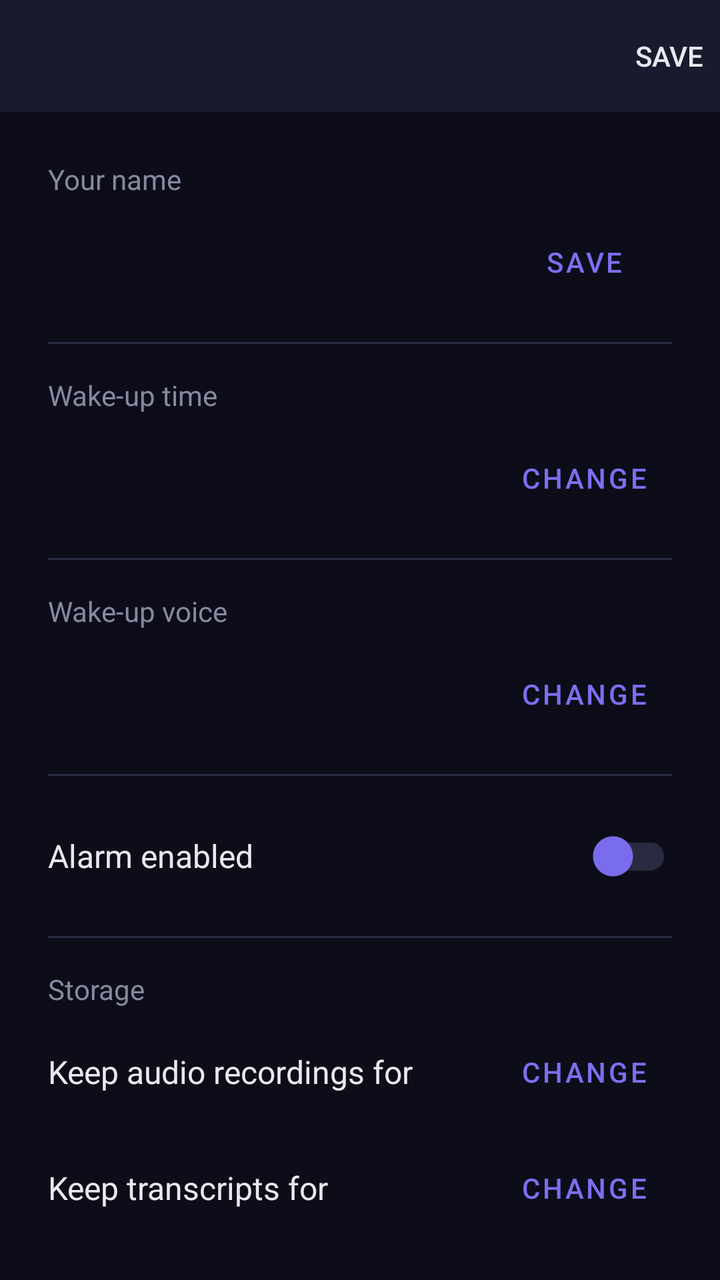
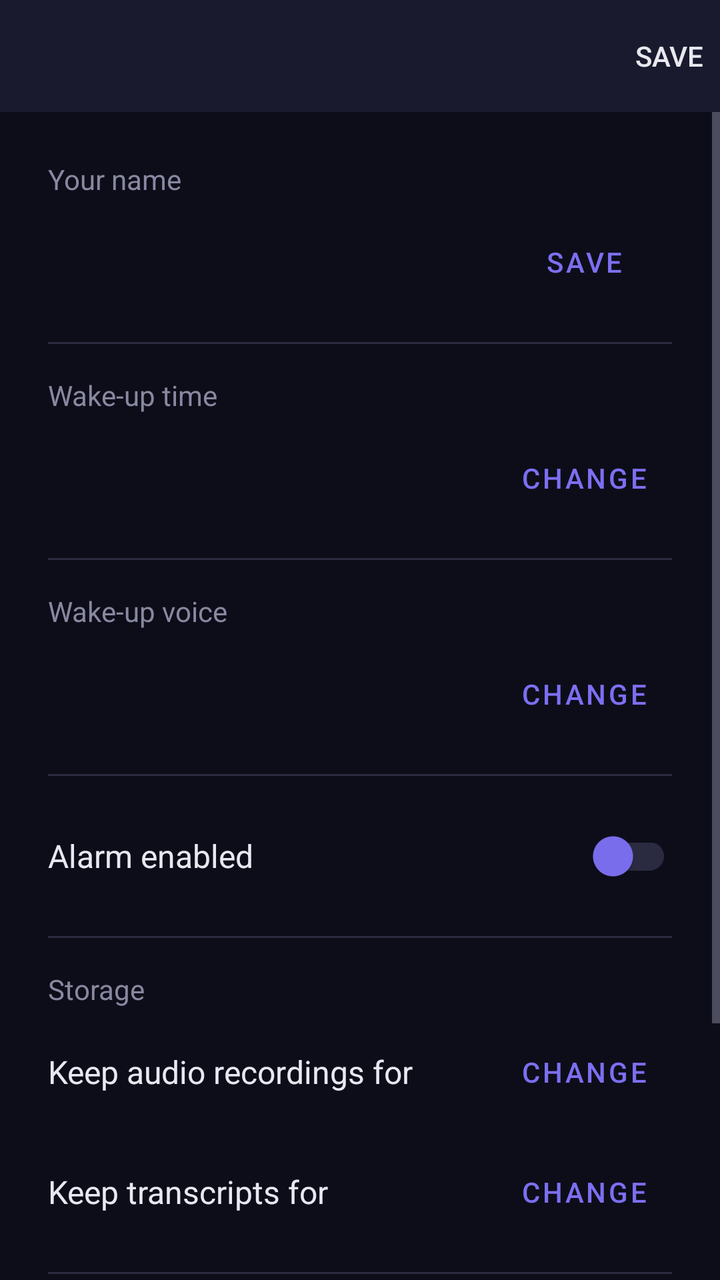

Two renders of the same Android screen: before a commit and after it. Below are the layout's source before the change and the commit's diff.
<!-- AndroidManifest.xml: application theme Theme.Remnant -->
<!-- res/layout/activity_settings.xml -->
<?xml version="1.0" encoding="utf-8"?>
<LinearLayout
    xmlns:android="http://schemas.android.com/apk/res/android"
    xmlns:app="http://schemas.android.com/apk/res-auto"
    android:layout_width="match_parent"
    android:layout_height="match_parent"
    android:orientation="vertical"
    android:background="@color/background">

    <com.google.android.material.appbar.MaterialToolbar
        android:id="@+id/toolbar"
        android:layout_width="match_parent"
        android:layout_height="?attr/actionBarSize"
        android:background="@color/surface"
        app:titleTextColor="@color/white"
        app:navigationIconTint="@color/white"
        app:menu="@menu/menu_settings" />

    <LinearLayout
        android:layout_width="match_parent"
        android:layout_height="wrap_content"
        android:orientation="vertical"
        android:padding="24dp">

        
        <TextView
            android:layout_width="wrap_content"
            android:layout_height="wrap_content"
            android:text="Your name"
            android:textSize="14sp"
            android:textColor="@color/text_secondary" />

        <LinearLayout
            android:layout_width="match_parent"
            android:layout_height="wrap_content"
            android:orientation="horizontal"
            android:gravity="center_vertical"
            android:layout_marginTop="8dp">

            <EditText
                android:id="@+id/editName"
                android:layout_width="0dp"
                android:layout_height="wrap_content"
                android:layout_weight="1"
                android:textSize="18sp"
                android:textColor="@color/text_primary"
                android:inputType="textPersonName"
                android:background="@null"
                android:padding="8dp" />

            <com.google.android.material.button.MaterialButton
                android:id="@+id/btnSaveName"
                android:layout_width="wrap_content"
                android:layout_height="wrap_content"
                android:text="Save"
                style="@style/Widget.MaterialComponents.Button.TextButton"
                android:textColor="@color/accent" />

        </LinearLayout>

        <View
            android:layout_width="match_parent"
            android:layout_height="1dp"
            android:background="@color/divider"
            android:layout_marginTop="16dp"
            android:layout_marginBottom="16dp" />

        
        <TextView
            android:layout_width="wrap_content"
            android:layout_height="wrap_content"
            android:text="Wake-up time"
            android:textSize="14sp"
            android:textColor="@color/text_secondary" />

        <LinearLayout
            android:layout_width="match_parent"
            android:layout_height="wrap_content"
            android:orientation="horizontal"
            android:gravity="center_vertical"
            android:layout_marginTop="8dp">

            <TextView
                android:id="@+id/textCurrentTime"
                android:layout_width="0dp"
                android:layout_height="wrap_content"
                android:layout_weight="1"
                android:textSize="24sp"
                android:textColor="@color/text_primary" />

            <com.google.android.material.button.MaterialButton
                android:id="@+id/btnChangeTime"
                android:layout_width="wrap_content"
                android:layout_height="wrap_content"
                android:text="Change"
                style="@style/Widget.MaterialComponents.Button.TextButton"
                android:textColor="@color/accent" />

        </LinearLayout>

        <View
            android:layout_width="match_parent"
            android:layout_height="1dp"
            android:background="@color/divider"
            android:layout_marginTop="16dp"
            android:layout_marginBottom="16dp" />

        
        <TextView
            android:layout_width="wrap_content"
            android:layout_height="wrap_content"
            android:text="Wake-up voice"
            android:textSize="14sp"
            android:textColor="@color/text_secondary" />

        <LinearLayout
            android:layout_width="match_parent"
            android:layout_height="wrap_content"
            android:orientation="horizontal"
            android:gravity="center_vertical"
            android:layout_marginTop="8dp">

            <TextView
                android:id="@+id/textCurrentVoice"
                android:layout_width="0dp"
                android:layout_height="wrap_content"
                android:layout_weight="1"
                android:textSize="16sp"
                android:textColor="@color/text_primary" />

            <com.google.android.material.button.MaterialButton
                android:id="@+id/btnChangeVoice"
                android:layout_width="wrap_content"
                android:layout_height="wrap_content"
                android:text="Change"
                style="@style/Widget.MaterialComponents.Button.TextButton"
                android:textColor="@color/accent" />

        </LinearLayout>

        <View
            android:layout_width="match_parent"
            android:layout_height="1dp"
            android:background="@color/divider"
            android:layout_marginTop="16dp"
            android:layout_marginBottom="16dp" />

        
        <LinearLayout
            android:layout_width="match_parent"
            android:layout_height="wrap_content"
            android:orientation="horizontal"
            android:gravity="center_vertical">

            <TextView
                android:layout_width="0dp"
                android:layout_height="wrap_content"
                android:layout_weight="1"
                android:text="Alarm enabled"
                android:textSize="16sp"
                android:textColor="@color/text_primary" />

            <com.google.android.material.switchmaterial.SwitchMaterial
                android:id="@+id/switchAlarm"
                android:layout_width="wrap_content"
                android:layout_height="wrap_content"
                app:thumbTint="@color/accent"
                app:trackTint="@color/divider" />

        </LinearLayout>

        <View
            android:layout_width="match_parent"
            android:layout_height="1dp"
            android:background="@color/divider"
            android:layout_marginTop="16dp"
            android:layout_marginBottom="16dp" />

        
        <TextView
            android:layout_width="wrap_content"
            android:layout_height="wrap_content"
            android:text="Storage"
            android:textSize="14sp"
            android:textColor="@color/text_secondary" />

        
        <LinearLayout
            android:layout_width="match_parent"
            android:layout_height="wrap_content"
            android:orientation="horizontal"
            android:gravity="center_vertical"
            android:layout_marginTop="8dp">

            <TextView
                android:layout_width="0dp"
                android:layout_height="wrap_content"
                android:layout_weight="1"
                android:text="Keep audio recordings for"
                android:textSize="16sp"
                android:textColor="@color/text_primary" />

            <TextView
                android:id="@+id/textAudioRetention"
                android:layout_width="wrap_content"
                android:layout_height="wrap_content"
                android:textSize="16sp"
                android:textColor="@color/text_primary"
                android:layout_marginEnd="8dp" />

            <com.google.android.material.button.MaterialButton
                android:id="@+id/btnChangeAudioRetention"
                android:layout_width="wrap_content"
                android:layout_height="wrap_content"
                android:text="Change"
                style="@style/Widget.MaterialComponents.Button.TextButton"
                android:textColor="@color/accent" />

        </LinearLayout>

        
        <LinearLayout
            android:layout_width="match_parent"
            android:layout_height="wrap_content"
            android:orientation="horizontal"
            android:gravity="center_vertical"
            android:layout_marginTop="12dp">

            <TextView
                android:layout_width="0dp"
                android:layout_height="wrap_content"
                android:layout_weight="1"
                android:text="Keep transcripts for"
                android:textSize="16sp"
                android:textColor="@color/text_primary" />

            <TextView
                android:id="@+id/textTranscriptRetention"
                android:layout_width="wrap_content"
                android:layout_height="wrap_content"
                android:textSize="16sp"
                android:textColor="@color/text_primary"
                android:layout_marginEnd="8dp" />

            <com.google.android.material.button.MaterialButton
                android:id="@+id/btnChangeTranscriptRetention"
                android:layout_width="wrap_content"
                android:layout_height="wrap_content"
                android:text="Change"
                style="@style/Widget.MaterialComponents.Button.TextButton"
                android:textColor="@color/accent" />

        </LinearLayout>

        <View
            android:layout_width="match_parent"
            android:layout_height="1dp"
            android:background="@color/divider"
            android:layout_marginTop="16dp"
            android:layout_marginBottom="24dp" />

        
        <TextView
            android:layout_width="wrap_content"
            android:layout_height="wrap_content"
            android:text="Remnant v1.0.0"
            android:textSize="13sp"
            android:textColor="@color/text_secondary" />

        <TextView
            android:layout_width="wrap_content"
            android:layout_height="wrap_content"
            android:text="Your dreams never leave your phone."
            android:textSize="13sp"
            android:textColor="@color/text_secondary"
            android:layout_marginTop="4dp" />

    </LinearLayout>


</LinearLayout>
<!-- resources referenced by this layout -->
<resources>
  <color name="accent">#FF7C6FF0</color>
  <color name="background">#FF0D0D1A</color>
  <color name="divider">#FF2A2A40</color>
  <color name="surface">#FF1A1A2E</color>
  <color name="text_primary">#FFE8E8F0</color>
  <color name="text_secondary">#FF8888A0</color>
  <color name="white">#FFFFFFFF</color>
  <style name="Theme.Remnant" parent="Theme.MaterialComponents.DayNight.NoActionBar">
          <item name="colorPrimary">@color/accent</item>
          <item name="colorPrimaryDark">@color/accent_dark</item>
          <item name="colorAccent">@color/accent</item>
          <item name="android:windowBackground">@color/background</item>
          <item name="android:statusBarColor">@color/background</item>
          <item name="android:navigationBarColor">@color/background</item>
          <item name="android:textColorPrimary">@color/text_primary</item>
          <item name="android:textColorSecondary">@color/text_secondary</item>
      </style>
  <color name="accent_dark">#FF5A4FCF</color>
</resources>

<!-- the commit's change to res/layout/activity_settings.xml (unified diff, before → after) -->
@@ -16,6 +16,11 @@
         app:navigationIconTint="@color/white"
         app:menu="@menu/menu_settings" />
 
+    <ScrollView
+        android:layout_width="match_parent"
+        android:layout_height="match_parent"
+        android:fillViewport="true">
+
     <LinearLayout
         android:layout_width="match_parent"
         android:layout_height="wrap_content"
@@ -257,13 +262,56 @@
             android:layout_height="1dp"
             android:background="@color/divider"
             android:layout_marginTop="16dp"
+            android:layout_marginBottom="16dp" />
+
+        
+        <TextView
+            android:layout_width="wrap_content"
+            android:layout_height="wrap_content"
+            android:text="Remnant Pro"
+            android:textSize="14sp"
+            android:textColor="@color/text_secondary" />
+
+        <TextView
+            android:id="@+id/textProStatus"
+            android:layout_width="match_parent"
+            android:layout_height="wrap_content"
+            android:textSize="15sp"
+            android:textColor="@color/text_primary"
+            android:lineSpacingMultiplier="1.3"
+            android:layout_marginTop="8dp" />
+
+        <com.google.android.material.button.MaterialButton
+            android:id="@+id/btnGetPro"
+            android:layout_width="match_parent"
+            android:layout_height="wrap_content"
+            android:text="Unlock Pro"
+            android:textColor="@color/white"
+            app:backgroundTint="@color/accent"
+            android:layout_marginTop="12dp"
+            android:visibility="gone" />
+
+        <com.google.android.material.button.MaterialButton
+            android:id="@+id/btnRestorePro"
+            android:layout_width="wrap_content"
+            android:layout_height="wrap_content"
+            android:text="Restore purchase"
+            style="@style/Widget.MaterialComponents.Button.TextButton"
+            android:textColor="@color/accent"
+            android:visibility="gone" />
+
+        <View
+            android:layout_width="match_parent"
+            android:layout_height="1dp"
+            android:background="@color/divider"
+            android:layout_marginTop="16dp"
             android:layout_marginBottom="24dp" />
 
         
         <TextView
-            android:layout_width="wrap_content"
-            android:layout_height="wrap_content"
-            android:text="Remnant v1.0.0"
+            android:id="@+id/textVersion"
+            android:layout_width="wrap_content"
+            android:layout_height="wrap_content"
             android:textSize="13sp"
             android:textColor="@color/text_secondary" />
 
@@ -277,5 +325,6 @@
 
     </LinearLayout>
 
+    </ScrollView>
 
 </LinearLayout>
